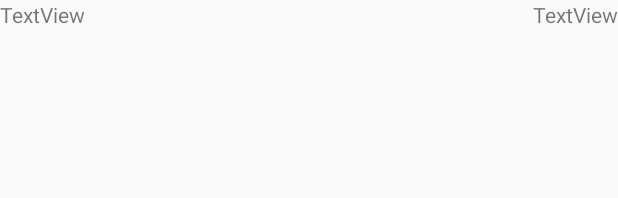
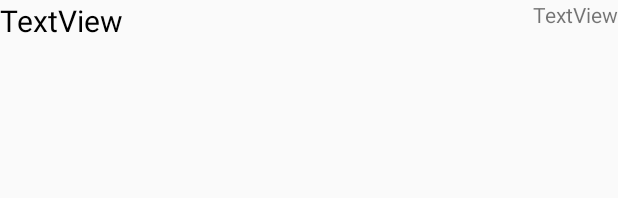
Before and after one commit to FrogTravel/hotelki, an Android app: the layout ideas_layout.xml on its own in the app's theme, with its tools: preview values and no code run, on a phone screen of 412 x 824 dp. Shown: the top 198 px of the screen. Run offline under Robolectric (Android 15) with nearby library versions, the phone set to English and light mode, and no system bars.

```diff
--- a/app/build.gradle
+++ b/app/build.gradle
@@ -38,4 +38,6 @@ dependencies {
     annotationProcessor 'com.jakewharton:butterknife-compiler:8.8.1'
     compile 'com.squareup.retrofit2:retrofit:2.4.0'
     compile 'com.google.code.gson:gson:2.8.2'
+    compile 'com.squareup.retrofit2:converter-gson:2.3.0'
+
 }
--- a/app/src/main/java/nekono/inno/hotelki/Api.java
+++ b/app/src/main/java/nekono/inno/hotelki/Api.java
@@ -4,6 +4,7 @@ import java.util.List;
 
 import retrofit2.Call;
 import retrofit2.Retrofit;
+import retrofit2.converter.gson.GsonConverterFactory;
 import retrofit2.http.GET;
 
 /**
@@ -14,6 +15,9 @@ public interface Api {
     @GET("/api/get/markers")
     Call<List<Idea>> getIdeas();
 
-
+    public static final Retrofit retrofit = new Retrofit.Builder()
+            .baseUrl("http://10.91.50.11:5000/")
+            .addConverterFactory(GsonConverterFactory.create())
+            .build();
 
 }
--- a/app/src/main/res/layout/ideas_layout.xml
+++ b/app/src/main/res/layout/ideas_layout.xml
@@ -9,6 +9,8 @@
         android:layout_height="wrap_content"
         android:layout_alignParentStart="true"
         android:layout_alignParentTop="true"
+        android:textColor="@android:color/black"
+        android:textSize="20dp"
         android:text="TextView" />
 
     <TextView
@@ -17,5 +19,6 @@
         android:layout_height="wrap_content"
         android:layout_alignParentEnd="true"
         android:layout_alignParentTop="true"
+        android:gravity="center"
         android:text="TextView" />
 </RelativeLayout>
```
Also changed, not shown: app/src/main/java/nekono/inno/hotelki/MainActivity.java (+30 -0 lines).
